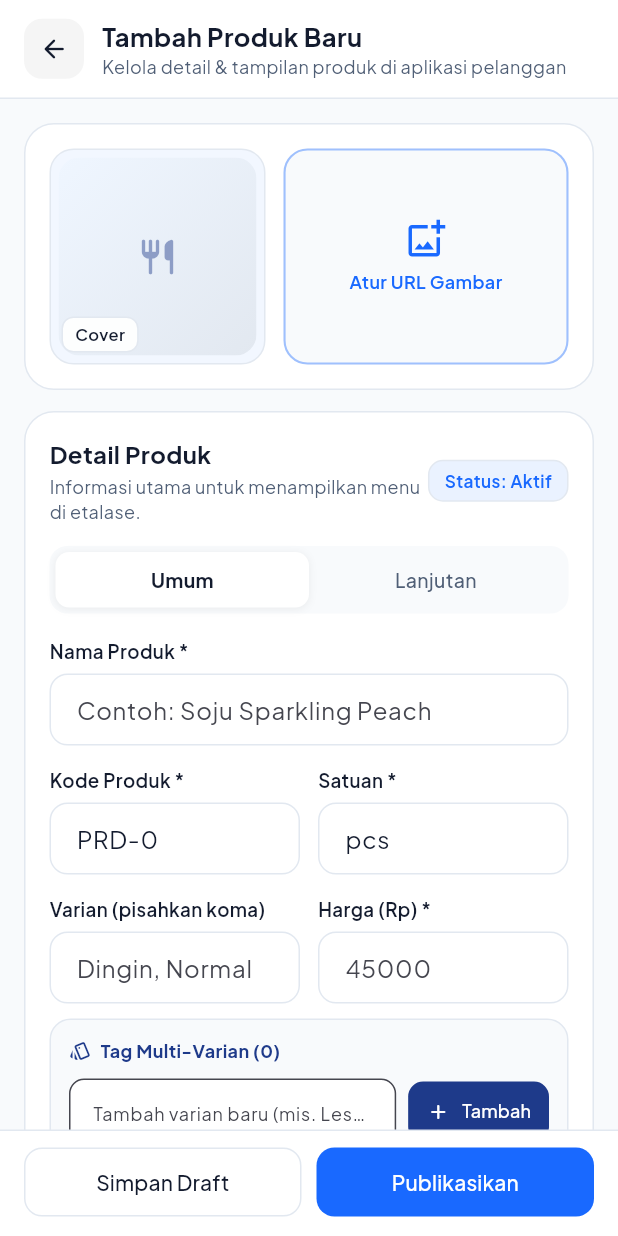
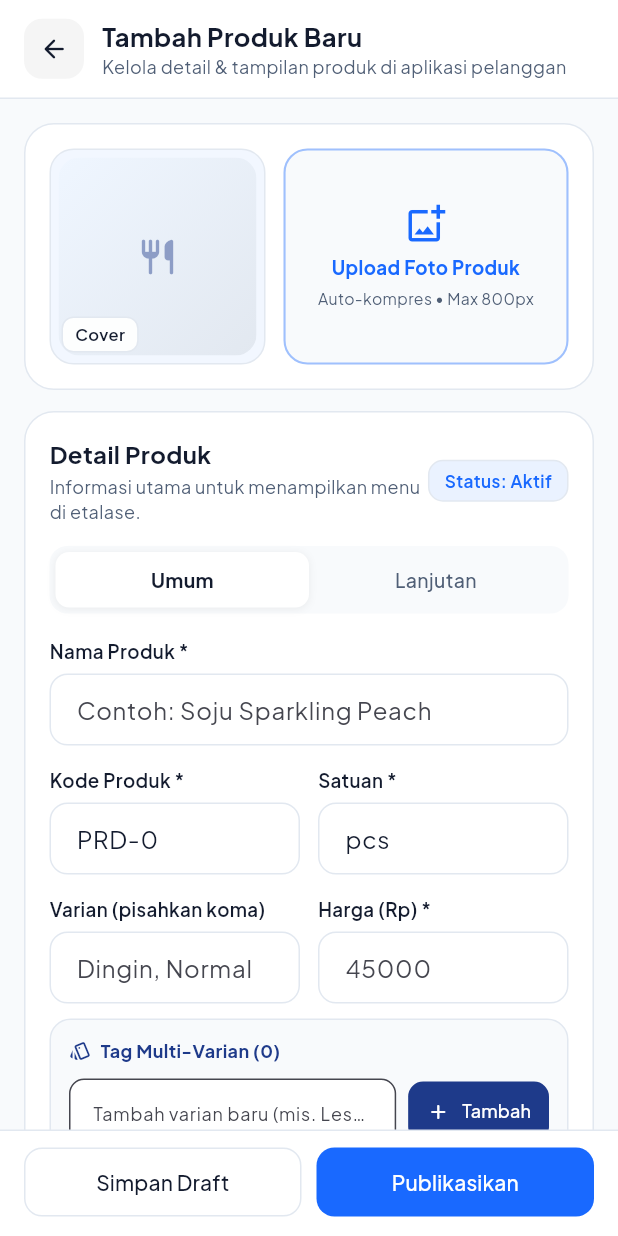
Before and after one commit to adittiadwikurniawan/sojuFE, a Flutter app: the AdminProductEditorScreen screen opened directly with empty values, on a phone screen of 412 x 824 dp. Run offline on Flutter 3.47's test engine with Material 3 defaults, Android fonts, the phone set to English and light mode, and no system bars; our stand-ins replace flutter_secure_storage, go_router, google_sign_in, image_picker; accounts and stored records are empty; network calls fail.

Commit message:
feat(cms): add direct gallery/file photo upload with auto-compression for products

```diff
--- a/lib/presentation/screens/admin_cms/admin_product_editor_screen.dart
+++ b/lib/presentation/screens/admin_cms/admin_product_editor_screen.dart
@@ -3,7 +3,11 @@
 // Editor produk responsif (Desktop 2-kolom & Mobile 1-kolom) bergaya Mockup 2
 // untuk mengelola produk katalog & sinkronisasi visibilitas ke aplikasi Pelanggan.
 
+import 'dart:convert';
+import 'dart:typed_data';
+
 import 'package:flutter/material.dart';
+import 'package:image_picker/image_picker.dart';
 
 import '../../../core/themes/app_typography.dart';
 import '../../../core/themes/soju_colors.dart';
@@ -46,7 +50,11 @@ class _AdminProductEditorScreenState extends State<AdminProductEditorScreen> {
   bool _isFeatured = false;
   _ProductDetailTab _tab = _ProductDetailTab.general;
   bool _isSaving = false;
+  bool _isPickingImage = false;
   String? _validationError;
+  Uint8List? _pickedImageBytes;
+  String? _pickedImageDataUri;
+  String? _pickedImageInfo;
 
   @override
   void initState() {
@@ -79,11 +87,55 @@ class _AdminProductEditorScreenState extends State<AdminProductEditorScreen> {
     super.dispose();
   }
 
+  Future<void> _pickProductImage() async {
+    if (_isPickingImage) return;
+    setState(() {
+      _isPickingImage = true;
+      _validationError = null;
+    });
+    try {
+      final ImagePicker picker = ImagePicker();
+      final XFile? picked = await picker.pickImage(
+        source: ImageSource.gallery,
+        maxWidth: 800,
+        maxHeight: 800,
+        imageQuality: 78,
+      );
+      if (picked == null || !mounted) return;
+      final Uint8List bytes = await picked.readAsBytes();
+      if (!mounted) return;
+      final String lower = picked.name.toLowerCase();
+      final String mime = lower.endsWith('.png')
+          ? 'image/png'
+          : lower.endsWith('.webp')
+              ? 'image/webp'
+              : 'image/jpeg';
+      final double kb = bytes.length / 1024;
+      setState(() {
+        _pickedImageBytes = bytes;
+        _pickedImageDataUri = 'data:$mime;base64,${base64Encode(bytes)}';
+        _pickedImageInfo = '${picked.name} (${kb.toStringAsFixed(0)} KB)';
+      });
+    } catch (_) {
+      if (!mounted) return;
+      setState(() {
+        _validationError =
+            'Gagal memilih foto. Pastikan izin galeri/file diizinkan.';
+      });
+    } finally {
+      if (mounted) {
+        setState(() => _isPickingImage = false);
+      }
+    }
+  }
+
   AdminProductDraft _buildDraft({required bool active}) {
     final int price = int.tryParse(
           _priceCtrl.text.replaceAll(RegExp(r'[^0-9]'), ''),
         ) ??
         0;
+    final String? effectiveImage = _pickedImageDataUri ??
+        (_imgCtrl.text.trim().isEmpty ? null : _imgCtrl.text.trim());
     return AdminProductDraft(
       code: _codeCtrl.text.trim().isEmpty
           ? 'PRD-${DateTime.now().millisecondsSinceEpoch % 10000}'
@@ -95,7 +147,7 @@ class _AdminProductEditorScreenState extends State<AdminProductEditorScreen> {
       price: price,
       description:
           _descCtrl.text.trim().isEmpty ? null : _descCtrl.text.trim(),
-      imageUrl: _imgCtrl.text.trim().isEmpty ? null : _imgCtrl.text.trim(),
+      imageUrl: effectiveImage,
       isActive: active,
     );
   }
@@ -493,7 +545,17 @@ class _AdminProductEditorScreenState extends State<AdminProductEditorScreen> {
                   border: Border.all(color: SojuColors.hairline),
                 ),
                 alignment: Alignment.center,
-                child: StorefrontProductImage(
+                child: _pickedImageBytes != null
+                    ? ClipRRect(
+                        borderRadius: BorderRadius.circular(14),
+                        child: Image.memory(
+                          _pickedImageBytes!,
+                          width: 132,
+                          height: 132,
+                          fit: BoxFit.cover,
+                        ),
+                      )
+                    : StorefrontProductImage(
                         url: imgUrl.isEmpty ? null : imgUrl,
                         size: 132,
                         radius: 14,
@@ -529,10 +591,12 @@ class _AdminProductEditorScreenState extends State<AdminProductEditorScreen> {
           const SizedBox(width: 12),
           Expanded(
             child: InkWell(
-              onTap: () => setState(() => _tab = _ProductDetailTab.advanced),
+              key: const Key('admin_product_pick_image_button'),
+              onTap: _isPickingImage ? null : _pickProductImage,
               borderRadius: BorderRadius.circular(16),
               child: Container(
                 height: 144,
+                padding: const EdgeInsets.symmetric(horizontal: 12),
                 decoration: BoxDecoration(
                   color: SojuColors.homeBackground,
                   borderRadius: BorderRadius.circular(16),
@@ -541,23 +605,50 @@ class _AdminProductEditorScreenState extends State<AdminProductEditorScreen> {
                     width: 1.4,
                   ),
                 ),
-                child: const Column(
+                child: Column(
                   mainAxisAlignment: MainAxisAlignment.center,
                   children: <Widget>[
+                    if (_isPickingImage)
+                      const SizedBox(
+                        width: 24,
+                        height: 24,
+                        child: CircularProgressIndicator(strokeWidth: 2.2),
+                      )
+                    else
                       Icon(
-                      Icons.add_photo_alternate_outlined,
+                        _pickedImageBytes != null
+                            ? Icons.check_circle_outline_rounded
+                            : Icons.add_photo_alternate_outlined,
                         size: 28,
-                      color: SojuColors.primary,
+                        color: _pickedImageBytes != null
+                            ? SojuColors.brandEmerald
+                            : SojuColors.primary,
                       ),
-                    SizedBox(height: 6),
+                    const SizedBox(height: 6),
                     Text(
-                      'Atur URL Gambar',
+                      _pickedImageBytes != null
+                          ? 'Ganti Foto Produk'
+                          : 'Upload Foto Produk',
                       textAlign: TextAlign.center,
                       style: TextStyle(
                         fontFamily: AppTypography.family,
-                        fontSize: 12,
-                        fontWeight: FontWeight.w600,
-                        color: SojuColors.primary,
+                        fontSize: 12.5,
+                        fontWeight: FontWeight.w700,
+                        color: _pickedImageBytes != null
+                            ? SojuColors.brandEmerald
+                            : SojuColors.primary,
+                      ),
+                    ),
+                    const SizedBox(height: 4),
+                    Text(
+                      _pickedImageInfo ?? 'Auto-kompres • Max 800px',
+                      maxLines: 1,
+                      overflow: TextOverflow.ellipsis,
+                      textAlign: TextAlign.center,
+                      style: const TextStyle(
+                        fontFamily: AppTypography.family,
+                        fontSize: 10.5,
+                        color: SojuColors.inkMuted,
                       ),
                     ),
                   ],
--- a/pubspec.yaml
+++ b/pubspec.yaml
@@ -46,6 +46,7 @@ dependencies:
   google_sign_in_android: 6.1.26
   # Kompatibel dengan AGP 8.1 / Gradle 8.3 untuk membuka Midtrans Snap & WhatsApp.
   url_launcher: ^6.2.6
+  image_picker: ^1.1.2
 
 dev_dependencies:
   flutter_test:
```
Also changed, not shown: lib/data/datasources/remote/admin_cms_remote_datasource.dart (+9 -3 lines), pubspec.lock. Lines whose indentation alone changed are shown as unchanged.
